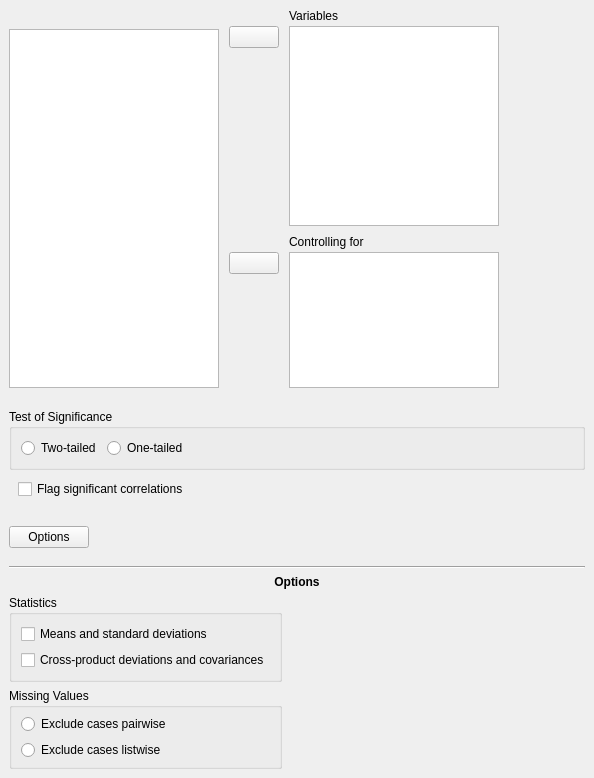
Above: JASP-Desktop/analysisforms/correlationpartialform.ui from jasp-stats/jasp-desktop before the change. Below: the same form after it.
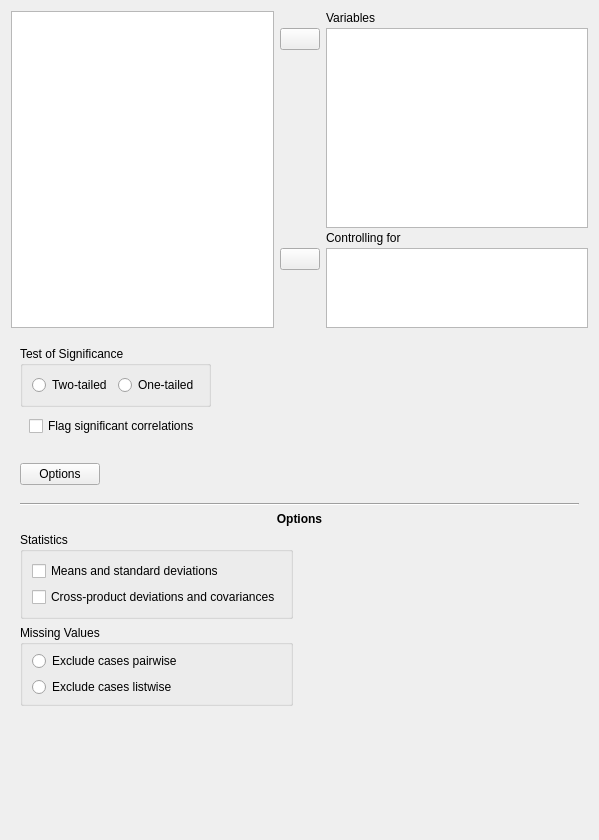
That is the form after the change. Custom widgets are drawn as their Qt base class.

What changed in the file:
```diff
--- a/JASP-Desktop/analysisforms/correlationpartialform.ui
+++ b/JASP-Desktop/analysisforms/correlationpartialform.ui
@@ -6,171 +6,68 @@
    <rect>
     <x>0</x>
     <y>0</y>
-    <width>594</width>
-    <height>761</height>
+    <width>599</width>
+    <height>840</height>
    </rect>
   </property>
+  <property name="sizePolicy">
+   <sizepolicy hsizetype="Fixed" vsizetype="Preferred">
+    <horstretch>0</horstretch>
+    <verstretch>0</verstretch>
+   </sizepolicy>
+  </property>
   <property name="windowTitle">
    <string>Form</string>
   </property>
-  <layout class="QGridLayout" name="gridLayout_12">
-   <property name="leftMargin">
-    <number>0</number>
-   </property>
-   <property name="topMargin">
-    <number>0</number>
-   </property>
-   <property name="rightMargin">
-    <number>0</number>
-   </property>
-   <property name="bottomMargin">
-    <number>0</number>
-   </property>
+  <layout class="QVBoxLayout" name="verticalLayout">
    <property name="spacing">
     <number>0</number>
    </property>
-   <item row="0" column="0">
-    <widget class="QWidget" name="widget_3" native="true">
-     <property name="maximumSize">
-      <size>
-       <width>16777215</width>
-       <height>400</height>
-      </size>
+   <item>
+    <widget class="QWidget" name="topWidget" native="true">
+     <property name="sizePolicy">
+      <sizepolicy hsizetype="Preferred" vsizetype="Fixed">
+       <horstretch>0</horstretch>
+       <verstretch>0</verstretch>
+      </sizepolicy>
      </property>
-     <layout class="QGridLayout" name="gridLayout_7">
-      <property name="bottomMargin">
-       <number>12</number>
+     <layout class="QGridLayout" name="gridLayout_2">
+      <property name="leftMargin">
+       <number>0</number>
+      </property>
+      <property name="topMargin">
+       <number>0</number>
+      </property>
+      <property name="rightMargin">
+       <number>0</number>
       </property>
       <property name="verticalSpacing">
-       <number>0</number>
+       <number>3</number>
       </property>
-      <item row="0" column="0">
-       <widget class="QWidget" name="widget_2" native="true">
-        <property name="maximumSize">
-         <size>
-          <width>16777215</width>
-          <height>20</height>
-         </size>
-        </property>
-       </widget>
-      </item>
       <item row="3" column="2">
-       <widget class="QWidget" name="widget" native="true">
-        <layout class="QGridLayout" name="gridLayout">
-         <property name="leftMargin">
-          <number>0</number>
-         </property>
-         <property name="topMargin">
-          <number>0</number>
-         </property>
-         <property name="rightMargin">
-          <number>0</number>
-         </property>
-         <property name="bottomMargin">
-          <number>0</number>
-         </property>
-         <property name="verticalSpacing">
-          <number>3</number>
-         </property>
-         <item row="0" column="0">
-          <widget class="QWidget" name="widget_9" native="true"/>
-         </item>
-         <item row="1" column="0">
-          <widget class="AssignButton" name="buttonAssignControllingFor">
-           <property name="maximumSize">
-            <size>
-             <width>50</width>
-             <height>16777215</height>
-            </size>
-           </property>
-           <property name="text">
-            <string/>
-           </property>
-          </widget>
-         </item>
-         <item row="1" column="1" rowspan="2">
-          <widget class="BoundListView" name="controllingFor">
-           <property name="minimumSize">
-            <size>
-             <width>0</width>
-             <height>80</height>
-            </size>
-           </property>
-           <property name="maximumSize">
-            <size>
-             <width>210</width>
-             <height>16777215</height>
-            </size>
-           </property>
-           <property name="selectionMode">
-            <enum>QAbstractItemView::ExtendedSelection</enum>
-           </property>
-          </widget>
-         </item>
-         <item row="2" column="0">
-          <spacer name="verticalSpacer">
-           <property name="orientation">
-            <enum>Qt::Vertical</enum>
-           </property>
-           <property name="sizeHint" stdset="0">
-            <size>
-             <width>20</width>
-             <height>84</height>
-            </size>
-           </property>
-          </spacer>
-         </item>
-         <item row="0" column="1">
           <widget class="QLabel" name="label_3">
            <property name="text">
             <string>Controlling for</string>
            </property>
           </widget>
          </item>
-        </layout>
-       </widget>
-      </item>
-      <item row="1" column="0" rowspan="4">
-       <widget class="AvailableFieldsListView" name="listAvailableFields">
-        <property name="sizePolicy">
-         <sizepolicy hsizetype="Fixed" vsizetype="Expanding">
-          <horstretch>0</horstretch>
-          <verstretch>0</verstretch>
-         </sizepolicy>
-        </property>
-        <property name="minimumSize">
-         <size>
-          <width>0</width>
-          <height>300</height>
-         </size>
-        </property>
+      <item row="4" column="1">
+       <widget class="AssignButton" name="buttonAssignControllingFor">
         <property name="maximumSize">
          <size>
-          <width>210</width>
+          <width>50</width>
           <height>16777215</height>
          </size>
         </property>
-        <property name="selectionMode">
-         <enum>QAbstractItemView::ExtendedSelection</enum>
+        <property name="text">
+         <string/>
         </property>
        </widget>
       </item>
-      <item row="0" column="2" rowspan="3">
-       <widget class="QWidget" name="widget_5" native="true">
-        <layout class="QGridLayout" name="gridLayout_2">
-         <property name="leftMargin">
-          <number>0</number>
-         </property>
-         <property name="topMargin">
-          <number>0</number>
-         </property>
-         <property name="rightMargin">
-          <number>0</number>
-         </property>
-         <property name="verticalSpacing">
-          <number>3</number>
-         </property>
-         <item row="1" column="0">
+      <item row="0" column="1">
+       <widget class="QWidget" name="widget_8" native="true"/>
+      </item>
+      <item row="1" column="1">
           <widget class="AssignButton" name="buttonAssignVariables">
            <property name="maximumSize">
             <size>
@@ -183,7 +80,7 @@
            </property>
           </widget>
          </item>
-         <item row="2" column="0">
+      <item row="2" column="1">
           <spacer name="verticalSpacer_2">
            <property name="orientation">
             <enum>Qt::Vertical</enum>
@@ -196,8 +93,14 @@
            </property>
           </spacer>
          </item>
-         <item row="1" column="1" rowspan="2">
+      <item row="1" column="2" rowspan="2">
           <widget class="BoundListView" name="variables">
+        <property name="sizePolicy">
+         <sizepolicy hsizetype="Expanding" vsizetype="Fixed">
+          <horstretch>0</horstretch>
+          <verstretch>0</verstretch>
+         </sizepolicy>
+        </property>
            <property name="minimumSize">
             <size>
              <width>0</width>
@@ -206,8 +109,8 @@
            </property>
            <property name="maximumSize">
             <size>
-             <width>210</width>
-             <height>16777215</height>
+          <width>16777215</width>
+          <height>200</height>
             </size>
            </property>
            <property name="selectionMode">
@@ -215,34 +118,81 @@
            </property>
           </widget>
          </item>
-         <item row="0" column="0">
-          <widget class="QWidget" name="widget_8" native="true"/>
-         </item>
-         <item row="0" column="1">
+      <item row="0" column="2">
           <widget class="QLabel" name="label_2">
            <property name="text">
             <string>Variables</string>
            </property>
           </widget>
          </item>
-        </layout>
-       </widget>
+      <item row="5" column="1">
+       <spacer name="verticalSpacer">
+        <property name="orientation">
+         <enum>Qt::Vertical</enum>
+        </property>
+        <property name="sizeHint" stdset="0">
+         <size>
+          <width>20</width>
+          <height>40</height>
+         </size>
+        </property>
+       </spacer>
       </item>
-     </layout>
-    </widget>
-   </item>
-   <item row="0" column="1">
-    <widget class="QWidget" name="widget_4" native="true">
+      <item row="4" column="2" rowspan="2">
+       <widget class="BoundListView" name="controllingFor">
+        <property name="sizePolicy">
+         <sizepolicy hsizetype="Expanding" vsizetype="Fixed">
+          <horstretch>0</horstretch>
+          <verstretch>0</verstretch>
+         </sizepolicy>
+        </property>
+        <property name="minimumSize">
+         <size>
+          <width>0</width>
+          <height>80</height>
+         </size>
+        </property>
+        <property name="maximumSize">
+         <size>
+          <width>16777215</width>
+          <height>80</height>
+         </size>
+        </property>
+        <property name="selectionMode">
+         <enum>QAbstractItemView::ExtendedSelection</enum>
+        </property>
+       </widget>
+      </item>
+      <item row="0" column="0" rowspan="6">
+       <widget class="AvailableFieldsListView" name="listAvailableFields">
+        <property name="sizePolicy">
+         <sizepolicy hsizetype="Expanding" vsizetype="Preferred">
+          <horstretch>0</horstretch>
+          <verstretch>0</verstretch>
+         </sizepolicy>
+        </property>
      <property name="minimumSize">
       <size>
-       <width>80</width>
+          <width>0</width>
        <height>0</height>
       </size>
      </property>
-    </widget>
-   </item>
-   <item row="1" column="0" colspan="2">
+        <property name="selectionMode">
+         <enum>QAbstractItemView::ExtendedSelection</enum>
+        </property>
+       </widget>
+      </item>
+     </layout>
+    </widget>
+   </item>
+   <item>
     <widget class="QWidget" name="widget_7" native="true">
+     <property name="sizePolicy">
+      <sizepolicy hsizetype="Fixed" vsizetype="Preferred">
+       <horstretch>0</horstretch>
+       <verstretch>0</verstretch>
+      </sizepolicy>
+     </property>
      <layout class="QGridLayout" name="gridLayout_11">
       <property name="verticalSpacing">
        <number>0</number>
@@ -285,19 +235,6 @@
            </layout>
           </widget>
          </item>
-         <item row="0" column="1">
-          <spacer name="horizontalSpacer_4">
-           <property name="orientation">
-            <enum>Qt::Horizontal</enum>
-           </property>
-           <property name="sizeHint" stdset="0">
-            <size>
-             <width>40</width>
-             <height>20</height>
-            </size>
-           </property>
-          </spacer>
-         </item>
         </layout>
        </widget>
       </item>
@@ -320,8 +257,14 @@
      </layout>
     </widget>
    </item>
-   <item row="2" column="0">
+   <item>
     <widget class="QWidget" name="widget_13" native="true">
+     <property name="sizePolicy">
+      <sizepolicy hsizetype="Fixed" vsizetype="Preferred">
+       <horstretch>0</horstretch>
+       <verstretch>0</verstretch>
+      </sizepolicy>
+     </property>
      <layout class="QGridLayout" name="gridLayout_24">
       <item row="0" column="0">
        <widget class="QPushButton" name="buttonOptions">
@@ -349,7 +292,7 @@
      </layout>
     </widget>
    </item>
-   <item row="3" column="0" colspan="2">
+   <item>
     <widget class="QWidget" name="panelOptions" native="true">
      <layout class="QGridLayout" name="gridLayout_19">
       <item row="0" column="0" colspan="2">
@@ -452,6 +395,19 @@
      </layout>
     </widget>
    </item>
+   <item>
+    <spacer name="verticalSpacer_3">
+     <property name="orientation">
+      <enum>Qt::Vertical</enum>
+     </property>
+     <property name="sizeHint" stdset="0">
+      <size>
+       <width>20</width>
+       <height>40</height>
+      </size>
+     </property>
+    </spacer>
+   </item>
   </layout>
  </widget>
  <customwidgets>
```
Lines whose indentation alone changed are shown as unchanged.
